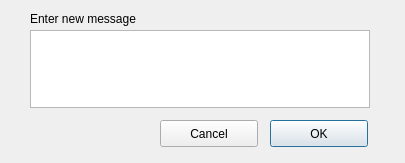
This is HoneyPipe/changemessage.ui in anat/HoneyPipe as Qt 5 draws it before an edit. The edited form follows.
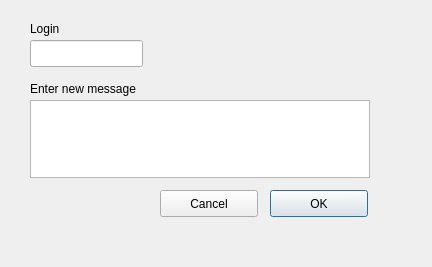
This is the edited form.

Patch:
```diff
--- a/HoneyPipe/changemessage.ui
+++ b/HoneyPipe/changemessage.ui
@@ -6,8 +6,8 @@
    <rect>
     <x>0</x>
     <y>0</y>
-    <width>405</width>
-    <height>163</height>
+    <width>432</width>
+    <height>267</height>
    </rect>
   </property>
   <property name="windowTitle">
@@ -17,7 +17,7 @@
    <property name="geometry">
     <rect>
      <x>30</x>
-     <y>30</y>
+     <y>100</y>
      <width>340</width>
      <height>78</height>
     </rect>
@@ -27,7 +27,7 @@
    <property name="geometry">
     <rect>
      <x>30</x>
-     <y>10</y>
+     <y>80</y>
      <width>141</width>
      <height>17</height>
     </rect>
@@ -40,7 +40,7 @@
    <property name="geometry">
     <rect>
      <x>270</x>
-     <y>120</y>
+     <y>190</y>
      <width>98</width>
      <height>27</height>
     </rect>
@@ -53,7 +53,7 @@
    <property name="geometry">
     <rect>
      <x>160</x>
-     <y>120</y>
+     <y>190</y>
      <width>98</width>
      <height>27</height>
     </rect>
@@ -62,6 +62,29 @@
     <string>Cancel</string>
    </property>
   </widget>
+  <widget class="QLineEdit" name="login">
+   <property name="geometry">
+    <rect>
+     <x>30</x>
+     <y>40</y>
+     <width>113</width>
+     <height>27</height>
+    </rect>
+   </property>
+  </widget>
+  <widget class="QLabel" name="lblLogin">
+   <property name="geometry">
+    <rect>
+     <x>30</x>
+     <y>20</y>
+     <width>67</width>
+     <height>17</height>
+    </rect>
+   </property>
+   <property name="text">
+    <string>Login</string>
+   </property>
+  </widget>
  </widget>
  <resources/>
  <connections/>
```
